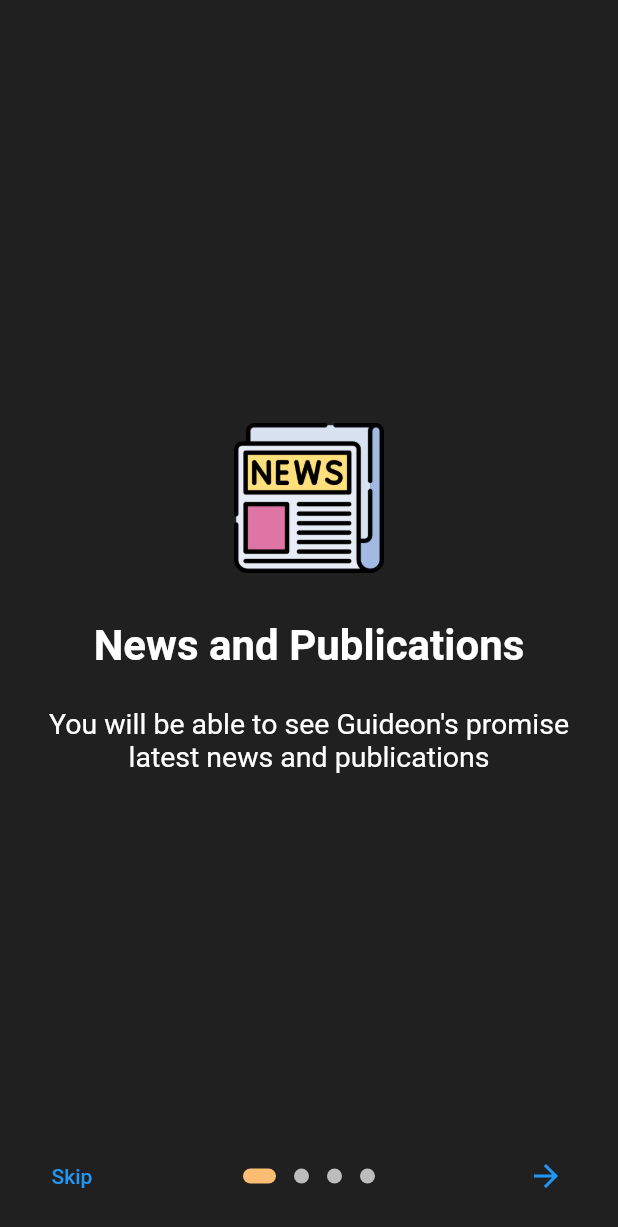
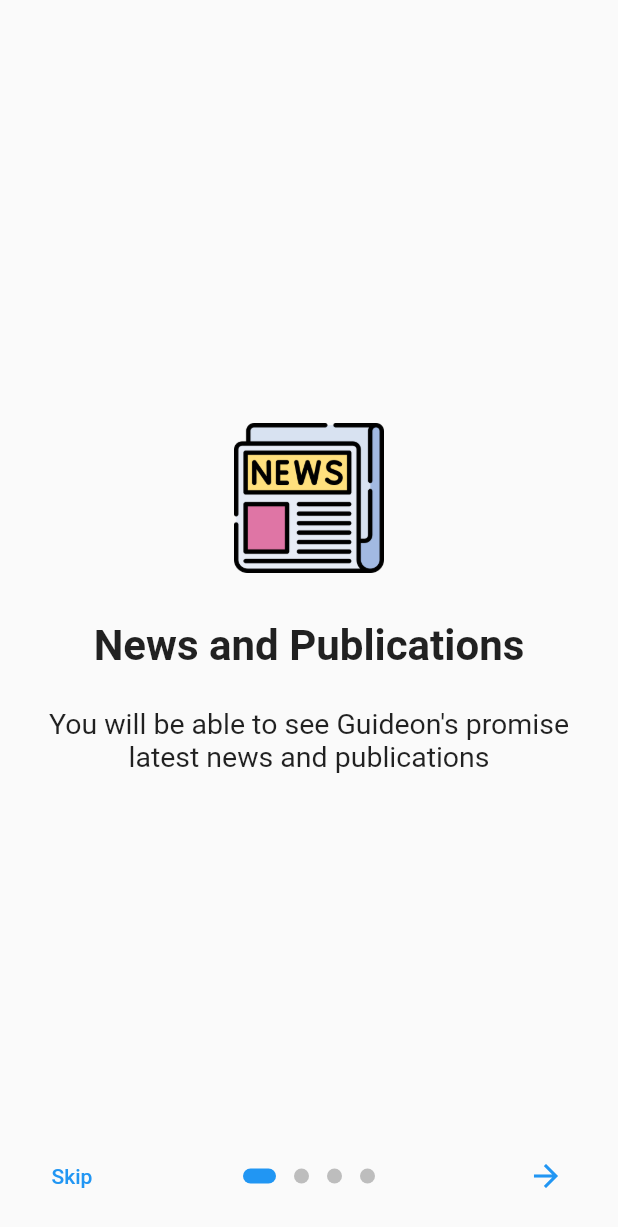
Before and after one commit to GideonsPromiseDev/GPMobileApp, a Flutter app: the screen it shows after launch, on a phone screen of 412 x 824 dp. Shown: the top 1227 px of the screen. Run offline on Flutter 3.47's test engine with Material 2 defaults, Android fonts, the light colour scheme and no system bars; drawn by our look-alikes of introduction_screen; our stand-ins replace cloud_firestore, firebase_auth, firebase_core, font_awesome_flutter; accounts and stored records are empty.

Commit message:
Updated app bar and icon styling
Removed back button from home screen after log in

```diff
--- a/gp_mobile/lib/main.dart
+++ b/gp_mobile/lib/main.dart
@@ -1,9 +1,7 @@
 import 'package:firebase_core/firebase_core.dart';
 import 'package:flutter/material.dart';
+import 'package:gp_mobile/themes/gideons_promise_colors.dart';
 import 'pages/onboarding/onboarding.dart';
-
-const kBackgroundColor = Color(0xFF202020);
-const kPrimaryColor = Color(0xFFFFBD73);
 
 Future<void> main() async {
   WidgetsFlutterBinding.ensureInitialized();
@@ -17,73 +15,18 @@ class MyApp extends StatelessWidget {
   @override
   Widget build(BuildContext context) {
     return MaterialApp(
-      theme: ThemeData(
-        brightness: Brightness.dark,
-        primaryColor: kPrimaryColor,
-        scaffoldBackgroundColor: kBackgroundColor,
-      ),
+      /**
+       * Sets the app bar and icon colors globally to the specified theme color
+       * unless they are specifically overridden within a widget
+       */
+      theme: ThemeData.light().copyWith(
+          appBarTheme: AppBarTheme(color: GideonsPromiseColors.blue),
+          iconTheme: IconThemeData(color: GideonsPromiseColors.blue)),
+      darkTheme: ThemeData.dark(),
+
+      // Switches between light and dark theme based on device system theme
+      themeMode: ThemeMode.system,
       home: const OnBoardingPage(),
     );
   }
 }
-
-// class MyApp extends StatelessWidget {
-//   const MyApp({Key? key}) : super(key: key);
-
-//   // This widget is the root of your application.
-//   @override
-//   Widget build(BuildContext context) {
-//     return MaterialApp(
-//       title: 'Flutter Demo',
-//       theme: ThemeData(
-//         primarySwatch: Colors.blue,
-//       ),
-//       home: const MyHomePage(title: 'Flutter Demo Home Page'),
-//     );
-//   }
-// }
-
-// class MyHomePage extends StatefulWidget {
-//   const MyHomePage({Key? key, required this.title}) : super(key: key);
-//   final String title;
-//   @override
-//   State<MyHomePage> createState() => _MyHomePageState();
-// }
-
-// class _MyHomePageState extends State<MyHomePage> {
-//   int _counter = 0;
-
-//   void _incrementCounter() {
-//     setState(() {
-//       _counter++;
-//     });
-//   }
-
-//   @override
-//   Widget build(BuildContext context) {
-//     return Scaffold(
-//       appBar: AppBar(
-//         title: Text(widget.title),
-//       ),
-//       body: Center(
-//         child: Column(
-//           mainAxisAlignment: MainAxisAlignment.center,
-//           children: <Widget>[
-//             const Text(
-//               'You have pushed the button this many times:',
-//             ),
-//             Text(
-//               '$_counter',
-//               style: Theme.of(context).textTheme.headline4,
-//             ),
-//           ],
-//         ),
-//       ),
-//       floatingActionButton: FloatingActionButton(
-//         onPressed: _incrementCounter,
-//         tooltip: 'Increment',
-//         child: const Icon(Icons.add),
-//       ), // This trailing comma makes auto-formatting nicer for build methods.
-//     );
-//   }
-// }
--- a/gp_mobile/lib/pages/connect_with_us/connect_with_us.dart
+++ b/gp_mobile/lib/pages/connect_with_us/connect_with_us.dart
@@ -75,7 +75,7 @@ class ConnectWithUs extends StatelessWidget {
         mainAxisAlignment: MainAxisAlignment.start,
         children: [
           Container(
-            margin: const EdgeInsets.only(top: 20, bottom: 20),
+            margin: const EdgeInsets.only(top: 60, bottom: 40),
             child: const Image(
               image: AssetImage("assets/GP_Logo.png"),
               height: 300,
```
Also changed, not shown: gp_mobile/lib/pages/login/login.dart (+8 -12 lines).
